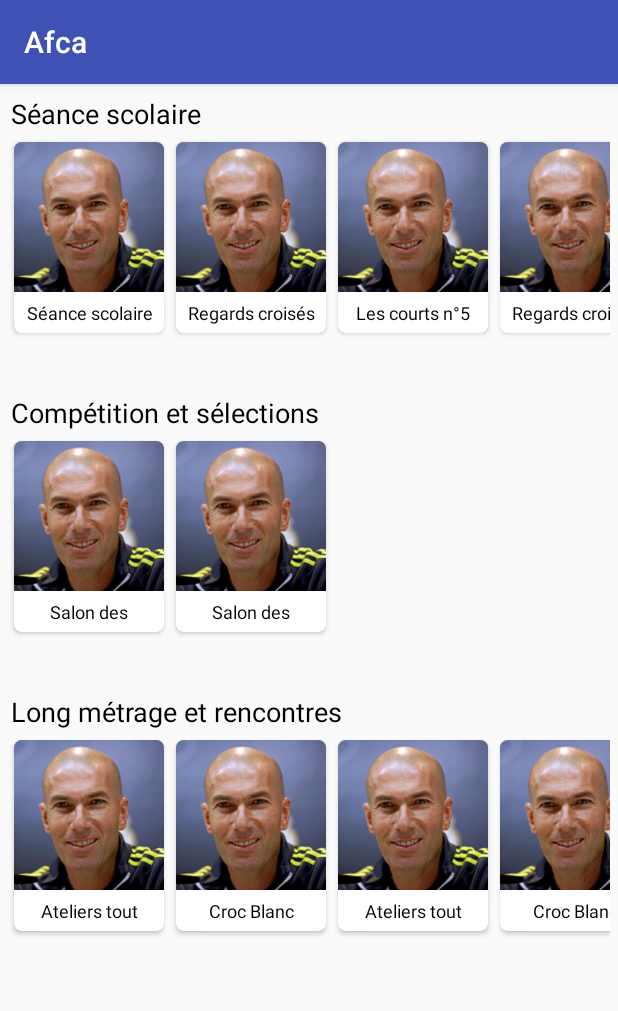
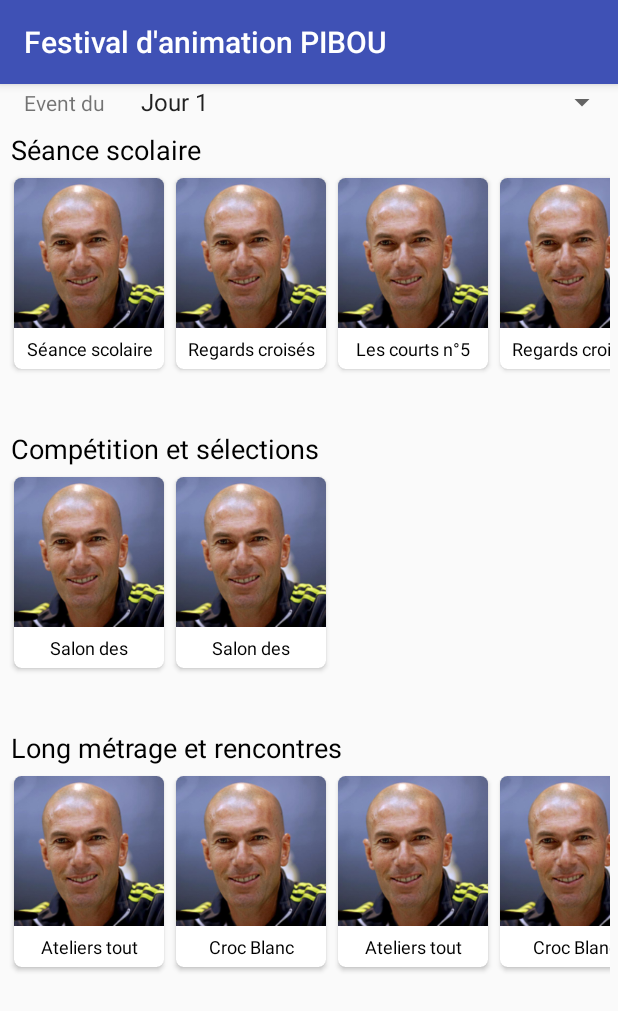
Before and after one commit to antoineabbou/app-afca-android, an Android app: the screen it shows after launch (MainActivity), on a phone screen of 412 x 824 dp. Shown: the top 1011 px of the screen. Run offline under Robolectric (Android 15) with nearby library versions, the phone set to English and light mode, and no system bars.

Commit message:
[feature/spinner] - Setup spinner

```diff
--- a/app/src/main/java/com/example/pibbou/afca/ui/list/MainActivity.kt
+++ b/app/src/main/java/com/example/pibbou/afca/ui/list/MainActivity.kt
@@ -8,23 +8,41 @@ import android.support.v7.widget.RecyclerView
 import android.view.View
 import com.example.pibbou.afca.App
 import com.example.pibbou.afca.repository.entity.Category
+import android.widget.AdapterView
+import com.example.pibbou.afca.R.id.spinner
+import android.R.array
+import android.widget.ArrayAdapter
+import android.widget.Spinner
+import com.example.pibbou.afca.repository.entity.Event
+import android.widget.Toast
+import android.widget.AdapterView.OnItemSelectedListener
+
+
 
 
 class MainActivity : AppCompatActivity() {
+
+    private var eventsByDay: ArrayList<Event>? = null
 
     override fun onCreate(savedInstanceState: Bundle?) {
         super.onCreate(savedInstanceState)
         setContentView(R.layout.activity_main)
 
+        setupEventsList()
+        setupDay()
+    }
+
+
+    private fun setupEventsList() {
         // Prepare categories used by events
         var activeCategories: ArrayList<Category> = ArrayList()
         // Get datarepo
         val dataRepository = App.sInstance!!.getDataRepository()
         // Thanks to datarepo get all events
-        val allEvents = dataRepository!!.getEvents()
+        eventsByDay = dataRepository!!.getEvents()
 
         // For each event get category and push it to an array
-        for(event in allEvents!!){
+        for(event in eventsByDay!!){
             val category = event.category!!
             activeCategories.add(category)
         }
@@ -39,7 +57,7 @@ class MainActivity : AppCompatActivity() {
         recycler_view_category_list.setHasFixedSize(true)
 
         // Prepare adapter
-        val adapter = CategoryListAdapter(this, allEvents, filteredCategories)
+        val adapter = CategoryListAdapter(this, eventsByDay, filteredCategories)
 
         recycler_view_category_list.layoutManager = LinearLayoutManager(this, LinearLayoutManager.VERTICAL, false)
 
@@ -47,4 +65,55 @@ class MainActivity : AppCompatActivity() {
         recycler_view_category_list.adapter = adapter
     }
 
+
+    private fun setupDay() {
+
+        val adapter = ArrayAdapter.createFromResource(
+                this,
+                R.array.sort_day,
+                android.R.layout.simple_spinner_item)
+        adapter.setDropDownViewResource(android.R.layout.simple_spinner_dropdown_item)
+
+        val spinner = findViewById<View>(R.id.spinner) as Spinner
+
+        spinner.adapter = adapter
+
+        spinner.onItemSelectedListener = object : OnItemSelectedListener {
+
+            override fun onItemSelected(adapterView: AdapterView<*>, view: View, position: Int, id: Long) {
+
+                val item = adapterView.getItemAtPosition(position)
+                if (item != null) {
+                    Toast.makeText(this@MainActivity, item.toString(),
+                            Toast.LENGTH_SHORT).show()
+                }
+                /*Toast.makeText(this@MainActivity, "Selected",
+                        Toast.LENGTH_SHORT).show()
+*/
+            }
+
+            override fun onNothingSelected(adapterView: AdapterView<*>) {
+                // TODO Auto-generated method stub
+
+            }
+        }
+
+        /*spinner.onItemSelectedListener
+
+        spinner.setOnItemSelectedListener(object : AdapterView.OnItemSelectedListener {
+            override fun onItemSelected(adapterView: AdapterView<*>, view: View, position: Int, l: Long) {
+                if (position == 0) {
+                    //                    sortByName();
+                } else {
+                    //                    sortByPrice();
+                }
+                laptopsAdapter.notifyDataSetChanged()
+            }
+
+            override fun onNothingSelected(adapterView: AdapterView<*>) {
+
+            }
+        })*/
+    }
+
 }
--- a/app/src/main/res/layout/activity_main.xml
+++ b/app/src/main/res/layout/activity_main.xml
@@ -4,6 +4,25 @@
     android:layout_width="match_parent"
     android:layout_height="match_parent"
     android:orientation="vertical">
+
+    <LinearLayout
+        android:layout_width="match_parent"
+        android:layout_height="wrap_content"
+        android:orientation="horizontal">
+
+        <TextView
+            android:layout_width="wrap_content"
+            android:textAppearance="@style/TextAppearance.AppCompat.Small"
+            android:layout_height="wrap_content"
+            android:layout_marginLeft="16dp"
+            android:text="Event du" />
+
+        <Spinner
+            android:id="@+id/spinner"
+            android:layout_marginLeft="16dp"
+            android:layout_width="match_parent"
+            android:layout_height="wrap_content" />
+    </LinearLayout>
 
     <android.support.v7.widget.RecyclerView
         android:id="@+id/recycler_view_category_list"
--- a/app/src/main/res/values/strings.xml
+++ b/app/src/main/res/values/strings.xml
@@ -1,3 +1,9 @@
 <resources>
-    <string name="app_name">Afca</string>
+    <string name="app_name">Festival d\'animation PIBOU</string>
+
+    <string-array name="sort_day">
+        <item>Jour 1</item>
+        <item>Jour 2</item>
+        <item>Jour 3</item>
+    </string-array>
 </resources>
```
Also changed, not shown: app/src/main/java/com/example/pibbou/afca/repository/DataRepository.kt (line endings or trailing spaces).
